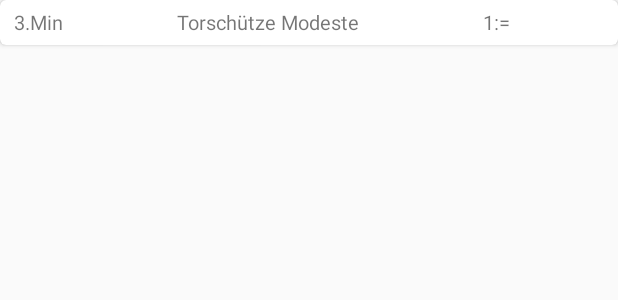
After one commit to jayteaa/RecyclerView, an Android app: the layout itemdetailtore.xml on its own in the app's theme, with its tools: preview values and no code run, on a phone screen of 412 x 824 dp. The commit adds this screen. Shown: the top 300 px of the screen. Run offline under Robolectric (Android 15) with nearby library versions, the phone set to English and light mode, and no system bars; network calls fail.

Commit message:
RecyclerView funktioniert, Daten noch falsch

```diff
--- /dev/null
+++ b/app/src/main/res/layout/itemdetailtore.xml
@@ -0,0 +1,55 @@
+<?xml version="1.0" encoding="utf-8"?>
+<androidx.cardview.widget.CardView xmlns:android="http://schemas.android.com/apk/res/android"
+    android:layout_width="match_parent"
+    android:layout_height="30dp"
+    android:layout_marginBottom="4dp"
+    xmlns:app="http://schemas.android.com/apk/res-auto"
+    app:cardCornerRadius="4dp">
+
+    <RelativeLayout
+        android:layout_width="match_parent"
+        android:layout_height="match_parent"
+        android:layout_margin="3dp"
+        android:id="@+id/ItemSpielstand">
+
+        <TextView
+            android:id="@+id/Spielminute"
+            android:layout_width="50dp"
+            android:layout_height="25dp"
+            android:layout_centerVertical="true"
+            android:paddingRight="5dp"
+            android:gravity="center"
+            android:text="3.Min"
+            android:textSize="6pt" />
+
+
+
+
+
+        <TextView
+            android:id="@+id/Torschütze"
+            android:layout_width="250dp"
+            android:layout_height="25dp"
+            android:layout_toEndOf="@id/Spielminute"
+            android:textSize="6pt"
+            android:gravity="center"
+            android:text="Torschütze Modeste"/>
+
+
+        <TextView
+            android:id="@+id/SpielstandUpdate"
+            android:layout_width="50dp"
+            android:layout_height="25dp"
+            android:layout_alignParentTop="true"
+            android:layout_centerVertical="true"
+            android:layout_toEndOf="@id/Torschütze"
+            android:paddingLeft="5dp"
+            android:textSize="6pt"
+            android:gravity="center"
+            android:text="1:="/>
+
+
+
+    </RelativeLayout>
+
+</androidx.cardview.widget.CardView>
```
Also changed, not shown: app/src/main/java/de/eahjena/app/wi/recyclerview/ErgebnisActivity.java (+49 -17 lines), app/src/main/java/de/eahjena/app/wi/recyclerview/ErgebnisAdapter.java (+3 -4 lines), app/src/main/java/de/eahjena/app/wi/recyclerview/ErgebnisDetailActivity.java (+108 -1 lines), app/src/main/java/de/eahjena/app/wi/recyclerview/ItemDetail.java (deleted, +0 -56 lines), app/src/main/java/de/eahjena/app/wi/recyclerview/SpielstandAdapter.java (added, +92 -0 lines), app/src/main/java/de/eahjena/app/wi/recyclerview/SpielstandDetail.java (added, +31 -0 lines), app/src/main/res/layout/ergebnisdetail.xml (+13 -0 lines).
